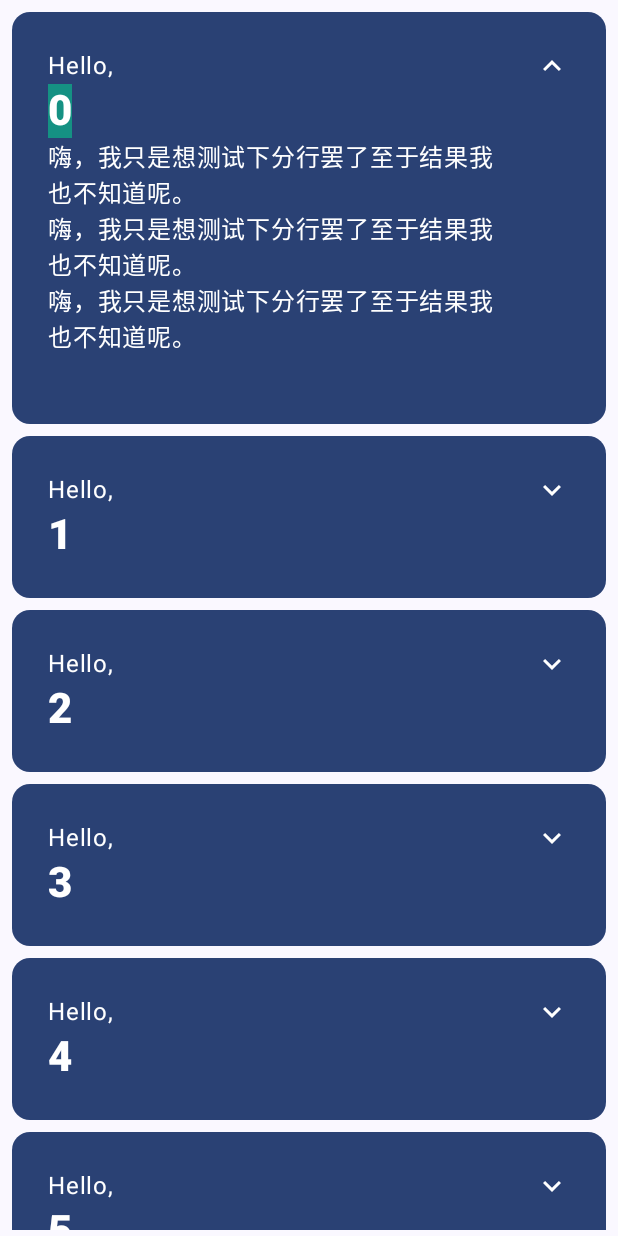
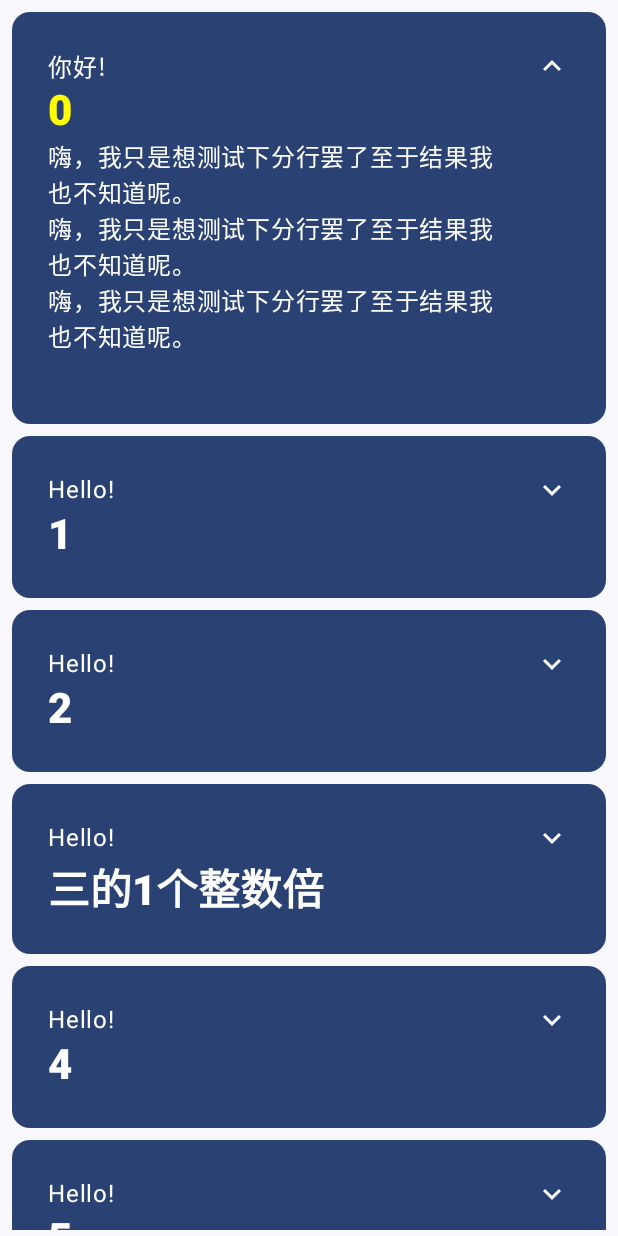
Before and after one commit to on99-mielma/ValuelessAndroidRepo, an Android app built with Jetpack Compose: the screen it shows after launch (MainActivity), after a tap on "Show More", on a phone screen of 412 x 824 dp. Run offline under Robolectric (Android 15) with nearby library versions, the phone set to English and light mode, and no system bars; 1 other tap on this screen came first.

Commit message:
无关紧要

```diff
--- a/jet7thlpp/src/main/java/com/on99/jet7thlpp/AnimatedSplashScreen.kt
+++ b/jet7thlpp/src/main/java/com/on99/jet7thlpp/AnimatedSplashScreen.kt
@@ -46,7 +46,7 @@ fun AnimatedSplashScreen(navController:NavHostController){
         animationSpec = tween(
             durationMillis = 4000
         )
-    )
+    )//自己加的
     LaunchedEffect(key1 = true){
         startAnimation = true
         delay(4000)
--- a/jet7thlpp/src/main/java/com/on99/jet7thlpp/CustomComponent.kt
+++ b/jet7thlpp/src/main/java/com/on99/jet7thlpp/CustomComponent.kt
@@ -26,24 +26,23 @@ import androidx.compose.ui.tooling.preview.Preview
 import androidx.compose.ui.unit.Dp
 import androidx.compose.ui.unit.TextUnit
 import androidx.compose.ui.unit.dp
-import androidx.compose.ui.unit.max
 
 @Composable
 fun CustomComponent(
     canvasSize: Dp = 300.dp,
     indicatorValue: Int = 0,
     maxIndicatorValue: Int = 100,
-    backgroundIndicatorColor: Color = MaterialTheme.colorScheme.onSurface.copy(alpha = 0.1f),
+    backgroundIndicatorColor: Color = MaterialTheme.colorScheme.surface.copy(alpha = 0.1f),
     backgroundIndicatorStrokeWidth: Float = 100f ,
     foregroundIndicatorColor: Color = MaterialTheme.colorScheme.primary,
     foregroundIndicatorStrokeWidth: Float = 100f,
     indicatorStrokeCap: StrokeCap = StrokeCap.Round,
     bigTextFontSize: TextUnit = MaterialTheme.typography.headlineMedium.fontSize,
-    bigTextColor: Color = MaterialTheme.colorScheme.onSurface,
+    bigTextColor: Color = MaterialTheme.colorScheme.surface,
     bigTextSuffix: String = "GB",
     smallText:String = "Still need",
     smallTextFontSize: TextUnit = MaterialTheme.typography.bodySmall.fontSize,
-    smallTextColor: Color = MaterialTheme.colorScheme.onSurface.copy(alpha = 0.7f)
+    smallTextColor: Color = MaterialTheme.colorScheme.surface.copy(alpha = 0.7f)
 ){
     var allowedIndicatorValue by remember {
         mutableStateOf(maxIndicatorValue)
@@ -74,7 +73,7 @@ fun CustomComponent(
     )
 
     val animatedBigTextColor by animateColorAsState(
-        targetValue = if (allowedIndicatorValue == 0) MaterialTheme.colorScheme.onSurface.copy(
+        targetValue = if (allowedIndicatorValue == 0) MaterialTheme.colorScheme.surface.copy(
             alpha = 0.25f
         ) else bigTextColor,
         animationSpec = tween(
--- a/jet7thlpp/src/main/java/com/on99/jet7thlpp/MainActivity.kt
+++ b/jet7thlpp/src/main/java/com/on99/jet7thlpp/MainActivity.kt
@@ -4,6 +4,7 @@ import android.content.res.Configuration.UI_MODE_NIGHT_YES
 import android.os.Bundle
 import androidx.activity.ComponentActivity
 import androidx.activity.compose.setContent
+import androidx.compose.animation.animateColorAsState
 import androidx.compose.material.icons.Icons.Filled
 import androidx.compose.material.icons.filled.ExpandLess
 import androidx.compose.material.icons.filled.ExpandMore
@@ -226,7 +227,23 @@ fun Greeting(name: String) {
 @Composable
 private fun CardContent(name: String) {
     var expanded by remember { mutableStateOf(false) }
-
+    val textNumberColor by animateColorAsState(
+        targetValue = if (expanded) Color.Yellow else Color.White,
+        animationSpec = tween(
+            durationMillis = 750
+        )
+    )
+    val firstlineString:String = "Hello!"
+    val firstlineStringInChina:String = "你好!"
+//    val animatedFirstlineString by animateValueAsState(
+//        targetValue =if (expanded) firstlineStringInChina else firstlineString,
+//        typeConverter =
+//    )
+    var textFirstline by remember{
+        mutableStateOf(firstlineString)
+    }
+    val toIntName:Int = if(isInteger(name)) name.toInt() else 0
+    val haxName:String = if(toIntName!=0 && toIntName%3==0) "三的${toIntName/3}个整数倍" else name
     Row(
         modifier = Modifier
             .padding(12.dp)
@@ -242,22 +259,23 @@ private fun CardContent(name: String) {
                 .weight(1f)
                 .padding(12.dp)
         ) {
-            Text(text = "Hello, ")
+            Text(text = textFirstline)
             Text(
-                text = name,
+                text = haxName,
                 style = MaterialTheme.typography.headlineMedium.copy(
                     fontWeight = FontWeight.ExtraBold,
-                    background = if (expanded) MielmaThree else MielmaFour
                 ),
-                modifier = Modifier
-                    .animateContentSize(
-                    animationSpec = tween(
-                        durationMillis = 500
-                    )
-                )
+                color = textNumberColor
+//                modifier = Modifier
+//                    .animateContentSize(
+//                    animationSpec = tween(
+//                        durationMillis = 500
+//                    )
+//                )
 //                color = if (expanded) MielmaThree else Color.White
 
             )
+//            Text(text = "test!", style = MaterialTheme.typography.titleLarge)//引起变化的并非padding的改变而是Text组件的现身
             if (expanded) {
                 Text(
 //                    text = ("Composem ipsum color sit lazy, " +
@@ -270,7 +288,15 @@ private fun CardContent(name: String) {
                 )
             }
         }
-        IconButton(onClick = { expanded = !expanded }) {
+        IconButton(onClick = {
+            expanded = !expanded
+            if (textFirstline.equals(firstlineString)){
+                textFirstline = firstlineStringInChina
+            }
+            else{
+                textFirstline = firstlineString
+            }
+        }) {
             Icon(
                 imageVector = if (expanded) Filled.ExpandLess else Filled.ExpandMore,
                 contentDescription = if (expanded) {
```
